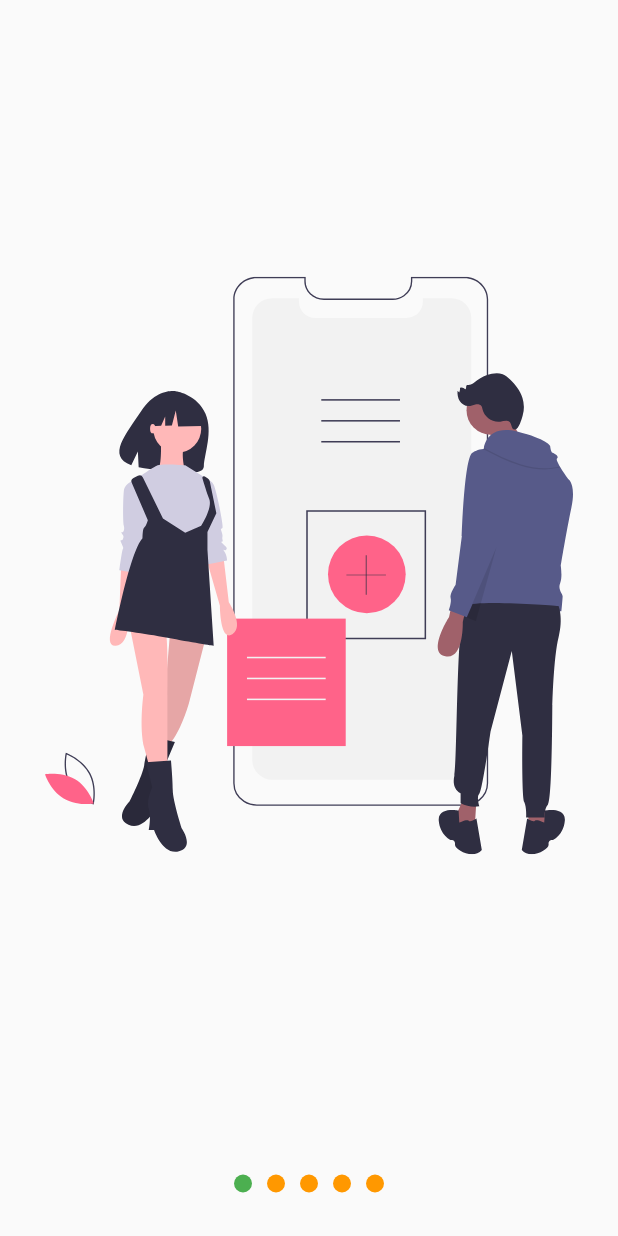
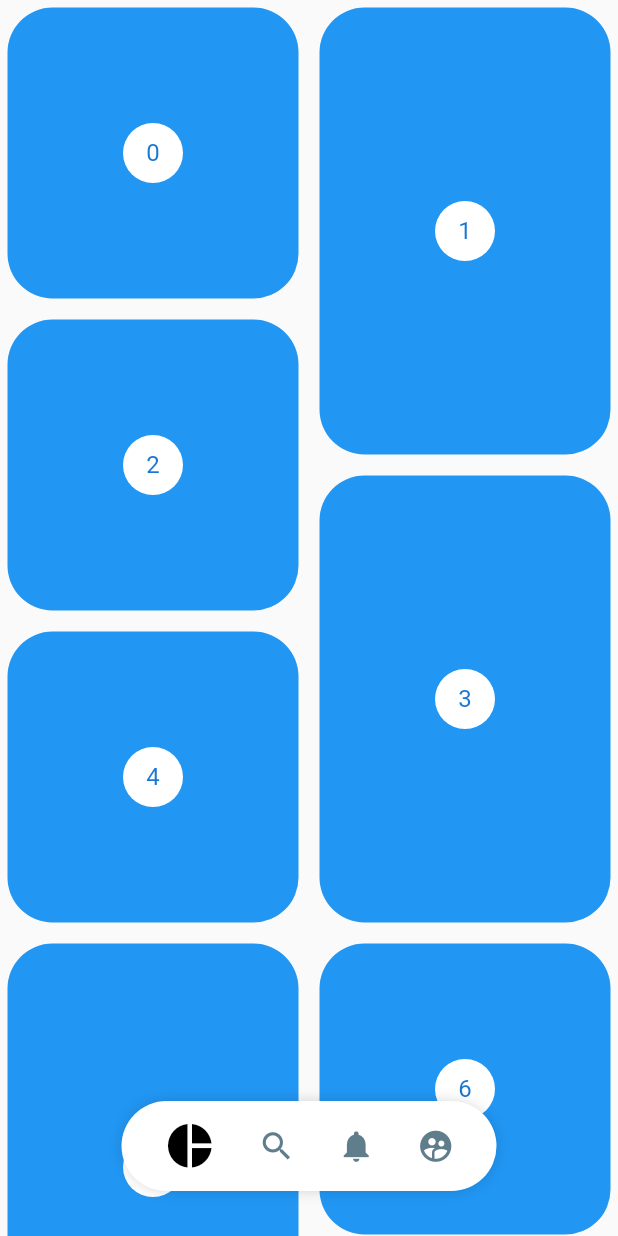
Before and after one commit to medinabotadev/avanced-flutter-uidesing, a Flutter app: the screen it shows after launch, on a phone screen of 412 x 824 dp. Run offline on Flutter 3.47's test engine with Material 2 defaults, Android fonts, the phone set to English and light mode, and no system bars; our stand-ins replace flutter_svg.

Commit message:
pinterest design

```diff
--- a/lib/main.dart
+++ b/lib/main.dart
@@ -1,6 +1,7 @@
 import 'package:flutter/material.dart';
 
-import 'src/pages/slideshow_page.dart';
+import 'src/pages/pinterest_page.dart';
+// import 'src/pages/slideshow_page.dart';
 
 // import 'src/pages/slideshow_page.dart';
 // import 'package:custom_painter/src/pages/headers_page.dart';
@@ -18,7 +19,7 @@
     return MaterialApp(
       debugShowCheckedModeBanner: false,
       title: 'Diseños App',
-      home: SlideshowPage()
+      home: PinterestPage()
     );
   }
 }
--- /dev/null
+++ b/lib/src/pages/pinterest_page.dart
@@ -0,0 +1,124 @@
+import 'package:custom_painter/src/widgets/pinterest_menu.dart';
+import 'package:flutter/material.dart';
+import 'package:flutter_staggered_grid_view/flutter_staggered_grid_view.dart';
+import 'package:provider/provider.dart';
+
+class PinterestPage extends StatelessWidget {
+  const PinterestPage({ Key? key }) : super(key: key);
+
+  @override
+  Widget build(BuildContext context) {
+    return ChangeNotifierProvider(
+      create: (BuildContext context) {
+        return _MenuModel();
+      },
+      child: Scaffold(
+        // body: PinterestMenu(),
+        // body: PinterestGrid(),
+        body: Stack(
+          children: [
+            PinterestGrid(),
+            _PinterestMenuPositioned(),
+          ],
+        ),
+      ),
+    );
+  }
+}
+
+class _PinterestMenuPositioned extends StatelessWidget {
+  const _PinterestMenuPositioned({
+    Key? key,
+  }) : super(key: key);
+
+
+
+  @override
+  Widget build(BuildContext context) {
+    final mostrar = Provider.of<_MenuModel>(context).mostrar;
+    return Positioned(
+      bottom: 30.0,
+      child: SizedBox(
+        width: MediaQuery.of(context).size.width,
+        child: Align(
+          child: PinterestMenu(mostrar: mostrar,),
+        ),
+      )
+    );
+  }
+}
+
+class PinterestGrid extends StatefulWidget {
+  @override
+  State<PinterestGrid> createState() => _PinterestGridState();
+}
+
+class _PinterestGridState extends State<PinterestGrid> {
+  final List<int> items = List.generate(200, (index) => index);
+  ScrollController controller = ScrollController();
+  double prevScroll = 0.0;
+
+  @override
+  void initState() {
+    controller.addListener(() {
+      if (controller.offset > prevScroll && controller.offset  > 100.0) {
+        Provider.of<_MenuModel>(context, listen: false).mostrar = false;
+        print('Ocultar menu');
+      } else {
+        Provider.of<_MenuModel>(context, listen: false).mostrar = true;
+        print('Mostrar menu');
+      }
+
+      prevScroll = controller.offset;
+    });
+    super.initState();
+  }
+
+  @override
+  void dispose() {
+    controller.dispose();
+    super.dispose();
+  }
+  @override
+  Widget build(BuildContext context) {
+    return StaggeredGridView.countBuilder(
+      controller: controller,
+      crossAxisCount: 4,
+      itemCount: items.length,
+      itemBuilder: (BuildContext context, int index) => _PinterestItem(index),
+      staggeredTileBuilder: (int index) =>
+          StaggeredTile.count(2, index.isEven ? 2 : 3),
+      mainAxisSpacing: 4.0,
+      crossAxisSpacing: 4.0,
+    );
+  }
+}
+
+class _PinterestItem extends StatelessWidget {
+  final int index;
+  const _PinterestItem(this.index);
+  @override
+  Widget build(BuildContext context) {
+    return Container(
+        margin: EdgeInsets.all(5.0),
+        decoration: BoxDecoration(
+          color: Colors.blue,
+          borderRadius: BorderRadius.all(Radius.circular(30.0))
+        ),
+        child: Center(
+          child: CircleAvatar(
+            backgroundColor: Colors.white,
+            child: Text('$index'),
+          ),
+        ));
+  }
+}
+
+class _MenuModel with ChangeNotifier{
+  bool _mostrar = true;
+  bool get mostrar => _mostrar;
+  set mostrar(bool valor){
+    _mostrar = valor;
+    notifyListeners();
+  }
+}
--- /dev/null
+++ b/lib/src/widgets/pinterest_menu.dart
@@ -0,0 +1,113 @@
+import 'package:flutter/material.dart';
+import 'package:provider/provider.dart';
+
+class PinterestButton{
+  late final VoidCallback onPressed;
+  late final IconData icon;
+
+  PinterestButton({required this.onPressed, required this.icon});
+}
+
+class PinterestMenu extends StatelessWidget {
+
+
+  final List<PinterestButton> items = [
+    PinterestButton(icon: Icons.pie_chart, onPressed: (){debugPrint('pie_chart');}),
+    PinterestButton(icon: Icons.search, onPressed: (){debugPrint('search');}),
+    PinterestButton(icon: Icons.notifications, onPressed: (){debugPrint('notifications');}),
+    PinterestButton(icon: Icons.supervised_user_circle, onPressed: (){debugPrint('supervised_user_circle');}),
+  ];
+  bool mostrar;
+  PinterestMenu({this.mostrar = true});
+
+  @override
+  Widget build(BuildContext context) {
+    return ChangeNotifierProvider(
+      create: (BuildContext context) => _MenuModel(),
+      child: AnimatedOpacity(
+        duration: Duration(milliseconds: 200),
+        opacity: mostrar ? 1 : 0,
+        child: _PinterestMenuBackground(
+          child: _MenuItems(items),
+        ),
+      )
+    );
+  }
+}
+
+class _PinterestMenuBackground extends StatelessWidget {
+  final Widget child;
+  const _PinterestMenuBackground({
+    Key? key,
+    required this.child
+  }) : super(key: key);
+
+  @override
+  Widget build(BuildContext context) {
+    return Container(
+      child: child,
+      width: 250,
+      height: 60,
+      decoration: BoxDecoration(
+        color: Colors.white,
+        borderRadius: BorderRadius.all(Radius.circular(100)),
+        boxShadow: const <BoxShadow>[
+          BoxShadow(
+            color: Colors.black38,
+            blurRadius: 10.0,
+            spreadRadius: -5
+          )
+        ]
+      ),
+    );
+  }
+}
+
+class _MenuItems extends StatelessWidget {
+  final List<PinterestButton> menuItems;
+  const _MenuItems(this.menuItems);
+
+  @override
+  Widget build(BuildContext context) {
+    return Row(
+      mainAxisAlignment: MainAxisAlignment.spaceEvenly,
+      children: List.generate(menuItems.length, (index) => _PinterestMenuButton(index, menuItems[index])),
+    );
+  }
+}
+
+class _PinterestMenuButton extends StatelessWidget{
+  final int index;
+  final PinterestButton item;
+
+  const _PinterestMenuButton(this.index, this.item);
+
+  @override
+  Widget build(BuildContext context) {
+    final itemSeleccionado = Provider.of<_MenuModel>(context).itemSeleccionado;
+    return GestureDetector(
+      onTap: (){
+        Provider.of<_MenuModel>(context, listen: false).itemSeleccionado = index;
+        item.onPressed();
+      },
+      behavior: HitTestBehavior.translucent,
+      child: Container(
+        child: Icon(
+          item.icon,
+          size: (itemSeleccionado == index) ? 35 : 25,
+          color: (itemSeleccionado == index) ? Colors.black : Colors.blueGrey,
+        ),
+      ),
+    );
+  }
+}
+
+class _MenuModel with ChangeNotifier{
+  int _itemSeleccionado = 0;
+
+  int get itemSeleccionado => _itemSeleccionado;
+  set itemSeleccionado(int index){
+    _itemSeleccionado = index;
+    notifyListeners();
+  }
+}
--- a/pubspec.yaml
+++ b/pubspec.yaml
@@ -36,6 +36,7 @@
   cupertino_icons: ^1.0.2
   flutter_svg: ^0.23.0+1
   provider: ^6.0.1
+  flutter_staggered_grid_view: ^0.4.1
 
 dev_dependencies:
   flutter_test:
```
Also changed, not shown: pubspec.lock.
